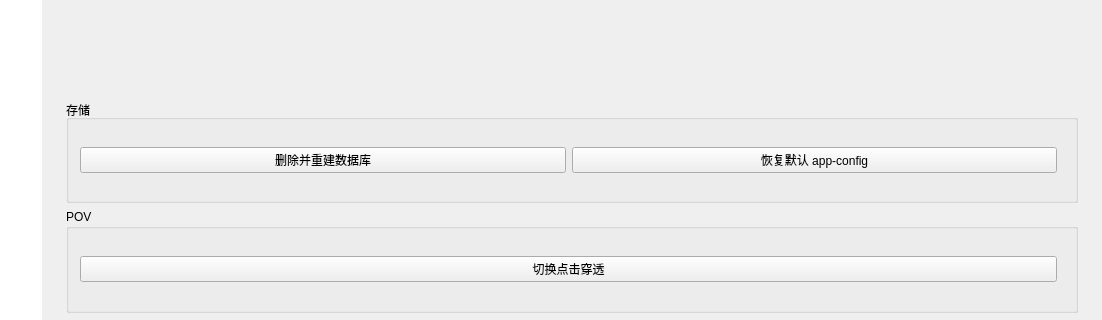
WHiTEMaxGitHub/PeripheralCapturer, file PeripheralCapturer/Layout/MainWindow.ui: the form before one commit; both pictures show x 178 to 1280 and y 249 to 569 of the 1280 by 720 pixel window.
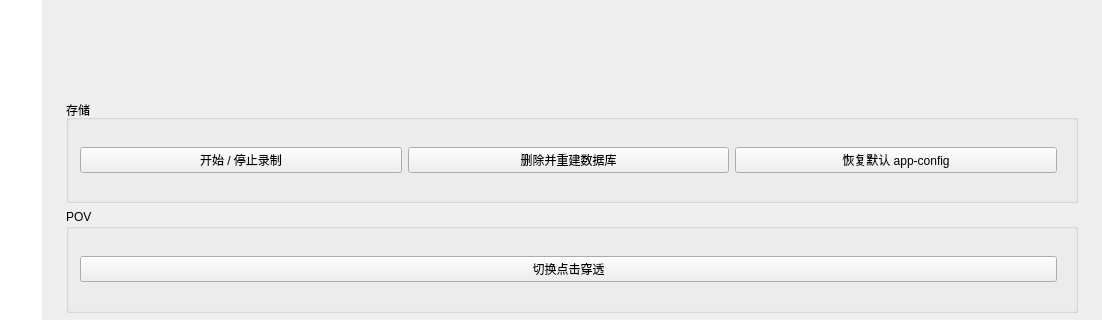
The form after the commit. The open tabs and pages were chosen to show the change.

Commit message:
feat: record input sessions into SQLite frame_data
A resident Recorder thread drains the Block queue so publish cannot stall, freezes fps and device bits at start, and swallows F9/F10 before they enter the bus. SQLite writes batch at 1MB or 2048 frames; MouseMove is skipped this round.

What changed in the file:
```diff
--- a/PeripheralCapturer/Layout/MainWindow.ui
+++ b/PeripheralCapturer/Layout/MainWindow.ui
@@ -388,6 +388,13 @@
            <string>存储</string>
           </property>
           <layout class="QHBoxLayout" name="layoutDebugStorage">
+           <item>
+            <widget class="QPushButton" name="debugToggleRecord">
+             <property name="text">
+              <string>开始 / 停止录制</string>
+             </property>
+            </widget>
+           </item>
            <item>
             <widget class="QPushButton" name="debugRebuildDb">
              <property name="text">
```
The commit also changes 20 other files.
